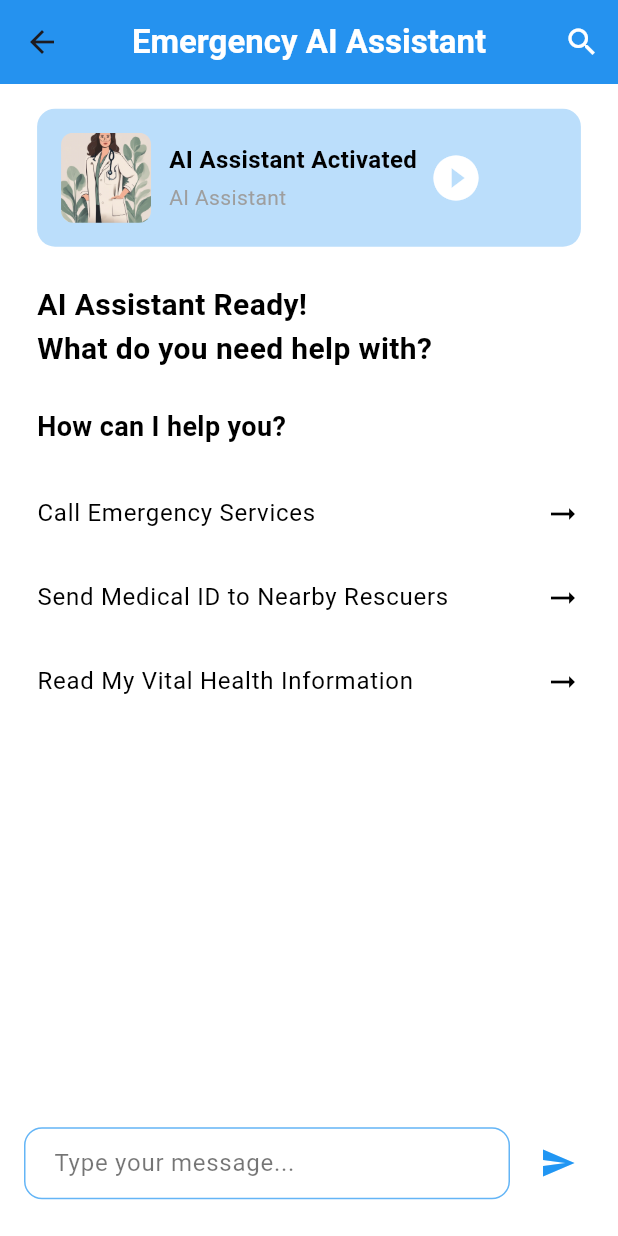
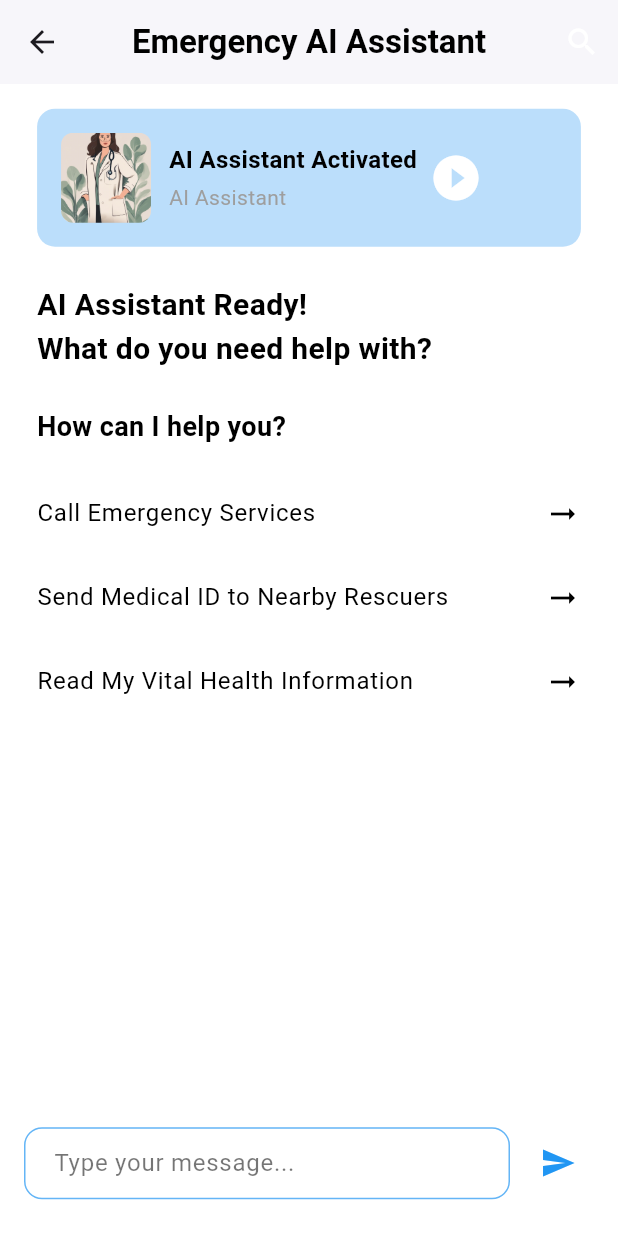
Before and after one commit to Krish-Aggarwal-1406/Swasthya-Saarthi, a Flutter app: the EmergencyAIAssistantPage screen opened directly, on a phone screen of 412 x 824 dp. Run offline on Flutter 3.47's test engine with Material 3 defaults, Android fonts, the phone set to English and light mode, and no system bars; our stand-ins replace firebase_auth, firebase_core, get, google_sign_in, smooth_page_indicator; accounts and stored records are empty.

Commit message:
new commit

```diff
--- a/lib/SOS/sosPage.dart
+++ b/lib/SOS/sosPage.dart
@@ -1,6 +1,7 @@
 import 'package:flutter/material.dart';
 import 'package:get/get.dart';
 import 'package:google_solution_challenge/SOS/sosSettingsPage.dart';
+import 'package:google_solution_challenge/nfcSharing.dart';
 
 import '../ai_assistant.dart';
 
@@ -95,6 +96,7 @@ class _SOSPageState extends State<SOSPage> {
               color: Colors.white,
               shape: RoundedRectangleBorder(borderRadius: BorderRadius.circular(12)),
               child: ListTile(
+                onTap: (){Get.to(NFCSharingPage());},
                 contentPadding: EdgeInsets.all(height * 0.01),
                 leading: CircleAvatar(
                   radius: 24,
--- a/lib/ai_assistant.dart
+++ b/lib/ai_assistant.dart
@@ -11,14 +11,13 @@ class EmergencyAIAssistantPage extends StatelessWidget {
     return Scaffold(
       backgroundColor: Colors.white,
       appBar: AppBar(
-        backgroundColor: Colors.blue,
         elevation: 1,
         centerTitle: true,
         title: Text(
           "Emergency AI Assistant",
           style: TextStyle(
             fontWeight: FontWeight.bold,
-            color: Colors.white,
+            color: Colors.black,
           ),
         ),
         actions: [
--- a/lib/settingsPage.dart
+++ b/lib/settingsPage.dart
@@ -23,6 +23,7 @@ class _SettingsPageState extends State<SettingsPage> {
 
     return Scaffold(
       appBar: AppBar(
+        backgroundColor: Colors.white,
         centerTitle: true,
         automaticallyImplyLeading: false, // Removes the back arrow
         title: Text(
```
Also changed, not shown: assets/img_12.png (added), assets/img_13.png (added), assets/img_14.png (added), assets/img_15.png (added), assets/img_16.png (added), assets/img_17.png (added), assets/img_18.png (added), assets/img_19.png (added), assets/img_20.png (added), assets/img_21.png (added), 1 other file.
